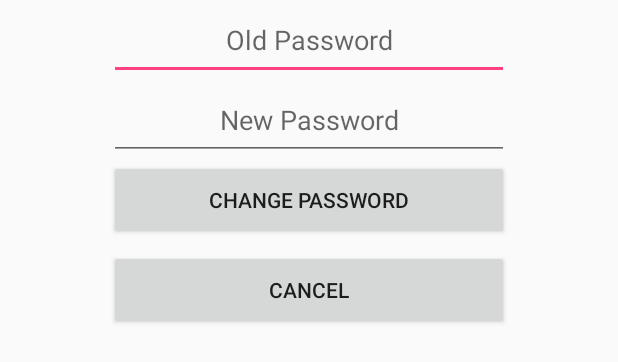
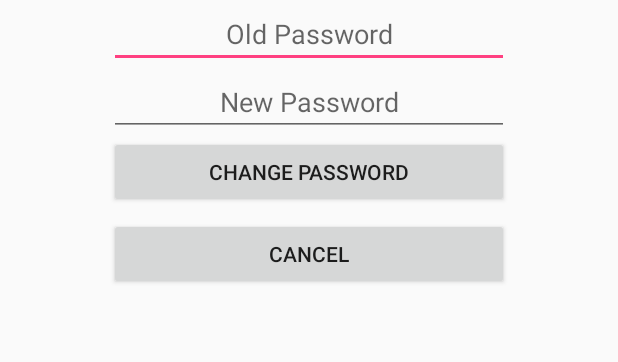
Before and after one commit to rajaman0/overlap, an Android app: the layout chgpassword_frag.xml on its own in the app's theme, with its tools: preview values and no code run, on a phone screen of 412 x 824 dp. Shown: the top 362 px of the screen. Run offline under Robolectric (Android 15) with nearby library versions, the phone set to English and light mode, and no system bars.

Commit message:
Fixed layout errors and manifest errors with login performance. Whole login service works now.

```diff
--- a/app/src/main/AndroidManifest.xml
+++ b/app/src/main/AndroidManifest.xml
@@ -23,6 +23,10 @@
                 <category android:name="android.intent.category.LAUNCHER" />
             </intent-filter>
         </activity>
+        <activity
+            android:name=".ProfileActivity"
+            android:label="@string/profile_name">
+        </activity>
     </application>
 
 </manifest>
--- a/app/src/main/res/layout/activity_profile.xml
+++ b/app/src/main/res/layout/activity_profile.xml
@@ -9,14 +9,14 @@
     <WebView
         android:layout_width="200px"
         android:layout_marginTop="30px"
-        android:layout_height="200px"
+        android:layout_height="wrap_content"
         android:layout_gravity="center"
         android:id="@+id/webView" />
     <Button
         android:layout_width="440px"
         android:layout_gravity="center"
         android:layout_marginTop="30px"
-        android:layout_height="80px"
+        android:layout_height="wrap_content"
         android:id="@+id/chgbtn"
         android:textAlignment="center"
         android:text="Change Password"/>
@@ -24,7 +24,7 @@
         android:layout_width="440px"
         android:layout_gravity="center"
         android:layout_marginTop="10px"
-        android:layout_height="80px"
+        android:layout_height="wrap_content"
         android:id="@+id/logout"
         android:textAlignment="center"
         android:text="Logout"/>
--- a/app/src/main/res/layout/chgpassword_frag.xml
+++ b/app/src/main/res/layout/chgpassword_frag.xml
@@ -8,7 +8,7 @@
 
     <EditText
         android:layout_width="match_parent"
-        android:layout_height="80px"
+        android:layout_height="wrap_content"
         android:inputType="textPassword"
         android:textAlignment="center"
         android:hint="Old Password"
@@ -17,7 +17,7 @@
 
     <EditText
         android:layout_width="match_parent"
-        android:layout_height="80px"
+        android:layout_height="wrap_content"
         android:inputType="textPassword"
         android:hint="New Password"
         android:textAlignment="center"
@@ -25,13 +25,13 @@
         android:layout_gravity="center" />
     <Button
         android:layout_width="fill_parent"
-        android:layout_height="80px"
+        android:layout_height="wrap_content"
         android:id="@+id/chgbtn"
         android:textAlignment="center"
         android:text="Change Password"/>
     <Button
         android:layout_width="fill_parent"
-        android:layout_height="80px"
+        android:layout_height="wrap_content"
         android:layout_marginTop="10px"
         android:layout_marginBottom="40px"
         android:id="@+id/cancelbtn"
--- a/app/src/main/res/layout/reset_pass_init.xml
+++ b/app/src/main/res/layout/reset_pass_init.xml
@@ -8,7 +8,7 @@
 
     <EditText
         android:layout_width="match_parent"
-        android:layout_height="80px"
+        android:layout_height="wrap_content"
         android:textAlignment="center"
         android:hint="Email"
         android:id="@+id/email"
@@ -16,13 +16,13 @@
 
     <Button
         android:layout_width="fill_parent"
-        android:layout_height="80px"
+        android:layout_height="wrap_content"
         android:id="@+id/resbtn"
         android:textAlignment="center"
         android:text="Continue"/>
     <Button
         android:layout_width="fill_parent"
-        android:layout_height="80px"
+        android:layout_height="wrap_content"
         android:layout_marginTop="10px"
         android:layout_marginBottom="40px"
         android:id="@+id/cancelbtn"
--- a/app/src/main/res/values/strings.xml
+++ b/app/src/main/res/values/strings.xml
@@ -1,5 +1,6 @@
 <resources>
     <string name="app_name">overlap</string>
+    <string name="profile_name">My Profile</string>
 
     <!-- Strings related to login -->
     <string name="prompt_email">Email</string>
```
Also changed, not shown: app/src/main/res/layout/reset_pass_code.xml (+5 -4 lines).
